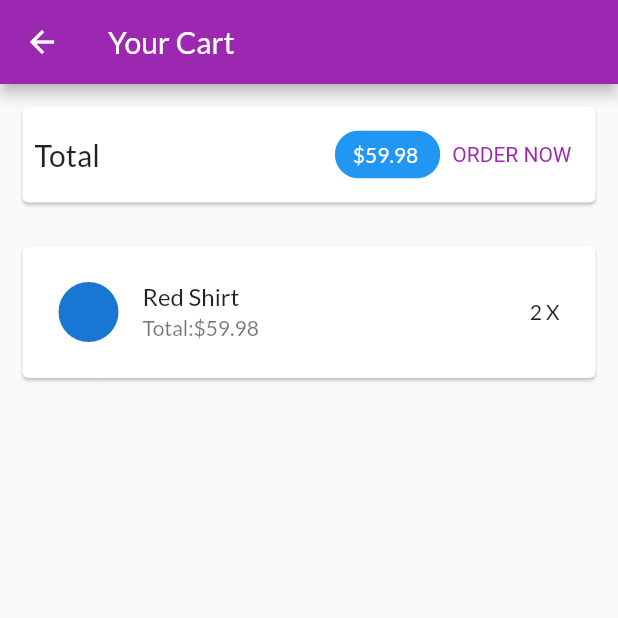
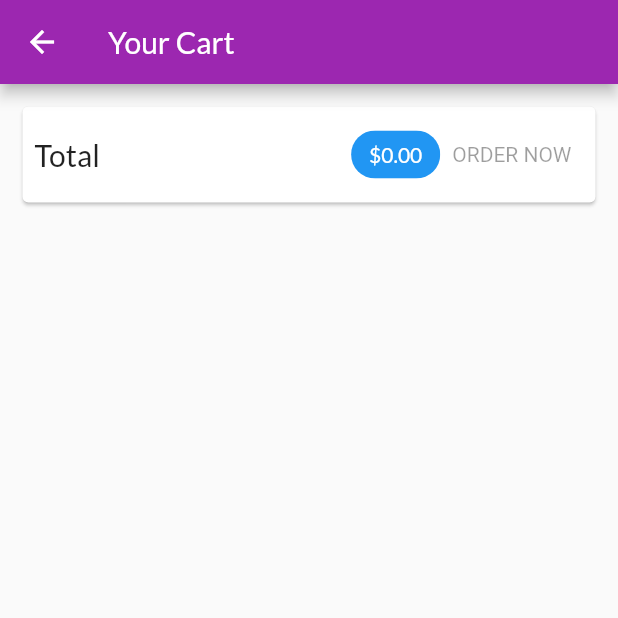
Before and after one commit to NguyenHoangThongB1910582/flutter-lab1, a Flutter app: the CartScreen screen opened by its route, after a tap on "ORDER NOW", on a phone screen of 412 x 824 dp, the top half of it. Run offline on Flutter 3.47's test engine with Material 2 defaults, Android fonts, the phone set to English and light mode, and no system bars; network calls fail.

```diff
--- a/lib/ui/cart/cart_item_card.dart
+++ b/lib/ui/cart/cart_item_card.dart
@@ -1,5 +1,6 @@
 import 'package:flutter/material.dart';
 import 'package:provider/provider.dart';
+
 import '../../models/cart_item.dart';
 import '../shared/dialog_utils.dart';
 import 'cart_manager.dart';
@@ -22,10 +23,7 @@ class CartItemCard extends StatelessWidget {
         color: Theme.of(context).errorColor,
         alignment: Alignment.centerRight,
         padding: const EdgeInsets.only(right: 20),
-        margin: const EdgeInsets.symmetric(
-          horizontal: 15,
-          vertical: 4,
-        ),
+        margin: const EdgeInsets.symmetric(horizontal: 15, vertical: 4),
         child: const Icon(
           Icons.delete,
           color: Colors.white,
@@ -36,7 +34,7 @@ class CartItemCard extends StatelessWidget {
       confirmDismiss: (direction) {
         return showConfirmDialog(
           context,
-          'Do you want to remove the item from the cart ?',
+          'Do you want to remove the item from the cart?',
         );
       },
       onDismissed: (direction) {
@@ -57,15 +55,15 @@ class CartItemCard extends StatelessWidget {
         child: ListTile(
           leading: CircleAvatar(
             child: Padding(
-              padding: const EdgeInsets.all(55),
+              padding: const EdgeInsets.all(5),
               child: FittedBox(
                 child: Text('\$${cardItem.price}'),
               ),
             ),
           ),
           title: Text(cardItem.title),
-          subtitle: Text('Total:\$${(cardItem.price * cardItem.quantity)}'),
-          trailing: Text('${cardItem.quantity} X'),
+          subtitle: Text('Total: \$${(cardItem.price * cardItem.quantity)}'),
+          trailing: Text('${cardItem.quantity} x'),
         ),
       ),
     );
--- a/lib/ui/cart/cart_manager.dart
+++ b/lib/ui/cart/cart_manager.dart
@@ -1,16 +1,13 @@
+import 'package:myshop/models/product.dart';
+import 'package:flutter/foundation.dart';
 import '../../models/cart_item.dart';
-import 'package:flutter/foundation.dart';
 import '../../models/product.dart';
 
 class CartManager with ChangeNotifier {
   Map<String, CartItem> _items = {
-    'p1': CartItem(
-      id: 'c1',
-      title: 'Red Shirt',
-      price: 29.99,
-      quantity: 2,
-    ),
+    'p1': CartItem(id: 'c1', title: 'Red Shirt', quantity: 2, price: 29.99),
   };
+
   int get productCount {
     return _items.length;
   }
@@ -33,7 +30,6 @@ class CartManager with ChangeNotifier {
 
   void addItem(Product product) {
     if (_items.containsKey(product.id)) {
-// change quantity...
       _items.update(
         product.id!,
         (existingCartItem) => existingCartItem.copyWith(
@@ -44,11 +40,10 @@ class CartManager with ChangeNotifier {
       _items.putIfAbsent(
         product.id!,
         () => CartItem(
-          id: 'c${DateTime.now().toIso8601String()}',
-          title: product.title,
-          price: product.price,
-          quantity: 1,
-        ),
+            id: 'c${DateTime.now().toIso8601String()}',
+            title: product.title,
+            quantity: 1,
+            price: product.price),
       );
     }
     notifyListeners();
@@ -66,8 +61,8 @@ class CartManager with ChangeNotifier {
     if (_items[productId]?.quantity as num > 1) {
       _items.update(
         productId,
-        (existingCartIem) => existingCartIem.copyWith(
-          quantity: existingCartIem.quantity - 1,
+        (existingCartItem) => existingCartItem.copyWith(
+          quantity: existingCartItem.quantity - 1,
         ),
       );
     } else {
--- a/lib/ui/cart/cart_screen.dart
+++ b/lib/ui/cart/cart_screen.dart
@@ -1,5 +1,7 @@
 import 'package:flutter/material.dart';
 import 'package:provider/provider.dart';
+
+import '../orders/order_manager.dart';
 import 'cart_manager.dart';
 import 'cart_item_card.dart';
 
@@ -54,7 +56,7 @@ class CartScreen extends StatelessWidget {
             const Spacer(),
             Chip(
               label: Text(
-                '\$${cart.totalAmount.toStringAsFixed(2)} ',
+                '\$${cart.totalAmount.toStringAsFixed(2)}',
                 style: TextStyle(
                   color: Theme.of(context).primaryTextTheme.headline6?.color,
                 ),
@@ -62,14 +64,20 @@ class CartScreen extends StatelessWidget {
               backgroundColor: Theme.of(context).primaryColor,
             ),
             TextButton(
-              onPressed: () {
-                print('An order has been added');
-              },
+              onPressed: cart.totalAmount <= 0
+                  ? null
+                  : () {
+                      context.read<OrdersManager>().addOrder(
+                            cart.products,
+                            cart.totalAmount,
+                          );
+                      cart.clear();
+                    },
               style: TextButton.styleFrom(
                 textStyle: TextStyle(color: Theme.of(context).primaryColor),
               ),
               child: const Text('ORDER NOW'),
-            )
+            ),
           ],
         ),
       ),
--- a/lib/ui/orders/order_manager.dart
+++ b/lib/ui/orders/order_manager.dart
@@ -1,19 +1,15 @@
-import 'package:flutter/cupertino.dart';
+import 'package:flutter/foundation.dart';
+
 import '../../models/cart_item.dart';
 import '../../models/order_item.dart';
 
 class OrdersManager with ChangeNotifier {
   final List<OrderItem> _orders = [
     OrderItem(
-      id: '01',
+      id: 'o1',
       amount: 59.98,
       products: [
-        CartItem(
-          id: 'c1',
-          title: 'Red Shirt',
-          price: 29.99,
-          quantity: 2,
-        )
+        CartItem(id: 'c1', title: 'Red Shirt', quantity: 2, price: 29.99)
       ],
       dateTime: DateTime.now(),
     )
@@ -25,4 +21,17 @@ class OrdersManager with ChangeNotifier {
   List<OrderItem> get orders {
     return [..._orders];
   }
+
+  void addOrder(List<CartItem> cartProducts, double total) {
+    _orders.insert(
+      0,
+      OrderItem(
+        id: 'o${DateTime.now().toIso8601String()}',
+        amount: total,
+        products: cartProducts,
+        dateTime: DateTime.now(),
+      ),
+    );
+    notifyListeners();
+  }
 }
--- a/lib/ui/products/products_grid.dart
+++ b/lib/ui/products/products_grid.dart
@@ -12,7 +12,7 @@ class ProductsGrid extends StatelessWidget {
 
   @override
   Widget build(BuildContext context) {
-    final products = context.select<ProductManager, List<Product>>(
+    final products = context.select<ProductsManager, List<Product>>(
         (productsManager) => showFavorites
             ? productsManager.favoriteItems
             : productsManager.items);
--- a/lib/ui/products/products_manager.dart
+++ b/lib/ui/products/products_manager.dart
@@ -1,7 +1,8 @@
+import 'package:flutter/cupertino.dart';
+import 'package:flutter/foundation.dart';
 import '../../models/product.dart';
-import 'package:flutter/foundation.dart';
 
-class ProductManager with ChangeNotifier {
+class ProductsManager with ChangeNotifier {
   final List<Product> _items = [
     Product(
       id: 'p1',
@@ -72,7 +73,7 @@ class ProductManager with ChangeNotifier {
     }
   }
 
-  void toggleFavoriteStatus(Product product) {
+  void togglefavoriteStatus(Product product) {
     final savedStatus = product.isFavorite;
     product.isFavorite = !savedStatus;
   }
```
Also changed, not shown: lib/main.dart (+21 -3 lines), lib/ui/products/edit_product_screen.dart (added, +243 -0 lines), lib/ui/products/user_product_list_tile.dart (+9 -4 lines), lib/ui/products/user_products_screen.dart (+11 -7 lines), lib/ui/shared/dialog_utils.dart (+17 -1 lines).
